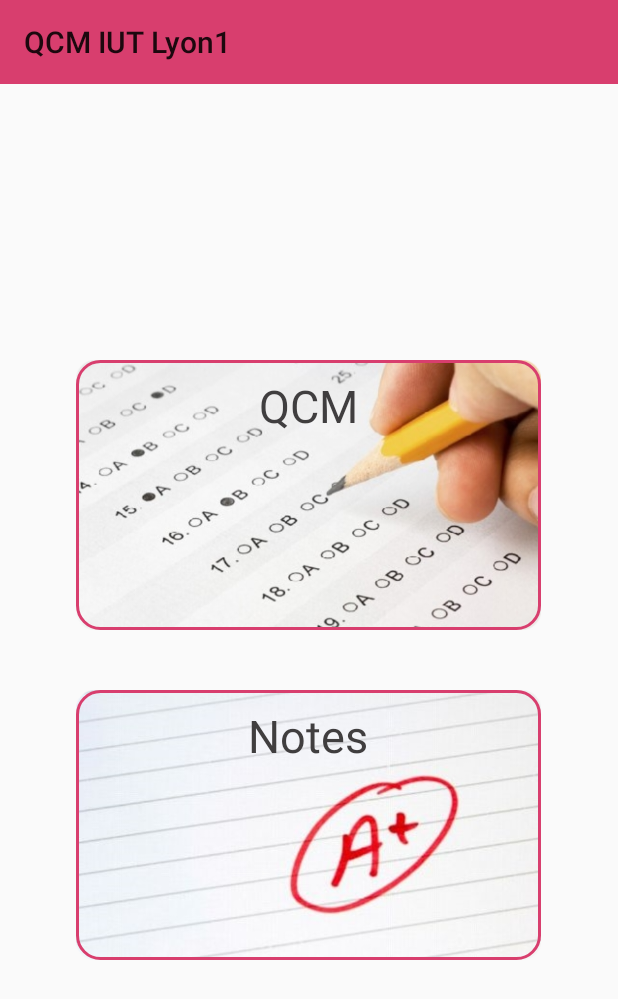
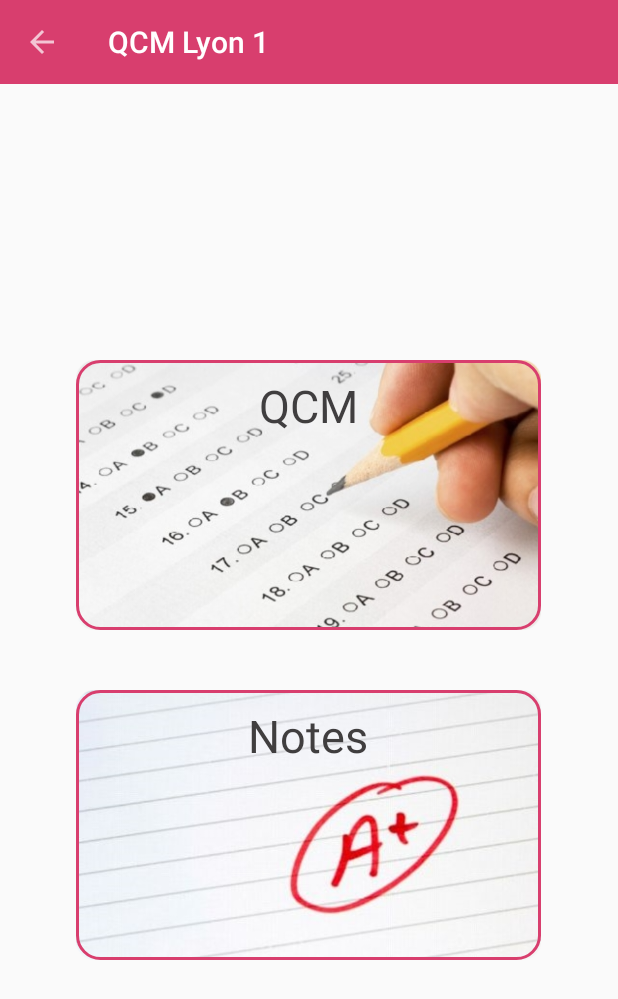
Before and after one commit to Balthov60/QCM-Methodologie-Production, an Android app: the screen it shows after launch (TeacherPanelActivity), on a phone screen of 412 x 824 dp. Shown: the top 999 px of the screen. Run offline under Robolectric (Android 15) with nearby library versions, the phone set to English and light mode, and no system bars.

Commit message:
Add Basic Action Bar & Prevent Landcape mode

```diff
--- a/QCMIUTLyon1/app/src/main/java/fr/iutmindfuck/qcmiutlyon1/activity/TeacherPanelActivity.java
+++ b/QCMIUTLyon1/app/src/main/java/fr/iutmindfuck/qcmiutlyon1/activity/TeacherPanelActivity.java
@@ -3,6 +3,8 @@ package fr.iutmindfuck.qcmiutlyon1.activity;
 import android.content.Context;
 import android.content.Intent;
 import android.os.Bundle;
+import android.support.annotation.NonNull;
+import android.support.annotation.Nullable;
 import android.support.v7.app.AppCompatActivity;
 import android.support.v7.widget.Toolbar;
 import android.view.Gravity;
@@ -25,7 +27,8 @@ public class TeacherPanelActivity extends AppCompatActivity {
         this.requestWindowFeature(Window.FEATURE_NO_TITLE);
         setContentView(R.layout.activity_teacher_panel);
 
-        setSupportActionBar((Toolbar) findViewById(R.id.teacher_panel_toolbar));
+        Toolbar toolbar = findViewById(R.id.teacher_panel_toolbar);
+        setSupportActionBar(toolbar);
     }
 
     @Override
@@ -34,6 +37,22 @@ public class TeacherPanelActivity extends AppCompatActivity {
         return true;
     }
 
+    @Override
+    public void setSupportActionBar(Toolbar toolbar) {
+        super.setSupportActionBar(toolbar);
+
+        if (getSupportActionBar() != null) {
+            getSupportActionBar().setDisplayHomeAsUpEnabled(true);
+            getSupportActionBar().setDisplayShowHomeEnabled(true);
+        }
+
+        toolbar.setNavigationOnClickListener(new View.OnClickListener() {
+            @Override
+            public void onClick(View v) {
+                startActivity(new Intent(getApplicationContext(), AuthActivity.class));
+            }
+        });
+    }
 
     public void onClickMCQ(View view){
         startActivity(new Intent(TeacherPanelActivity.this, MCQListActivity.class));
--- a/QCMIUTLyon1/app/src/main/res/layout/activity_default_list.xml
+++ b/QCMIUTLyon1/app/src/main/res/layout/activity_default_list.xml
@@ -14,7 +14,7 @@
         android:layout_width="match_parent"
         android:layout_height="?attr/actionBarSize"
         android:background="?attr/colorPrimary"
-        android:theme="@style/ThemeOverlay.AppCompat.ActionBar"
+        android:theme="@style/ThemeOverlay.AppCompat.Dark"
         app:popupTheme="@style/ThemeOverlay.AppCompat.Light" />
 
     <RelativeLayout
--- a/QCMIUTLyon1/app/src/main/res/layout/activity_mcq_edition.xml
+++ b/QCMIUTLyon1/app/src/main/res/layout/activity_mcq_edition.xml
@@ -14,7 +14,7 @@
         android:layout_width="match_parent"
         android:layout_height="?attr/actionBarSize"
         android:background="?attr/colorPrimary"
-        android:theme="@style/ThemeOverlay.AppCompat.ActionBar"
+        android:theme="@style/ThemeOverlay.AppCompat.Dark"
         app:popupTheme="@style/ThemeOverlay.AppCompat.Light"/>
 
     <ScrollView
--- a/QCMIUTLyon1/app/src/main/res/layout/activity_question_edition.xml
+++ b/QCMIUTLyon1/app/src/main/res/layout/activity_question_edition.xml
@@ -12,7 +12,7 @@
         android:layout_width="match_parent"
         android:layout_height="?attr/actionBarSize"
         android:background="?attr/colorPrimary"
-        android:theme="@style/ThemeOverlay.AppCompat.ActionBar"
+        android:theme="@style/ThemeOverlay.AppCompat.Dark"
         app:popupTheme="@style/ThemeOverlay.AppCompat.Light"/>
 
     <ScrollView
--- a/QCMIUTLyon1/app/src/main/res/layout/activity_teacher_panel.xml
+++ b/QCMIUTLyon1/app/src/main/res/layout/activity_teacher_panel.xml
@@ -1,8 +1,10 @@
 <?xml version="1.0" encoding="utf-8"?>
-<LinearLayout xmlns:android="http://schemas.android.com/apk/res/android"
+<LinearLayout
+    xmlns:android="http://schemas.android.com/apk/res/android"
+    xmlns:app="http://schemas.android.com/apk/res-auto"
+
     android:layout_width="match_parent"
     android:layout_height="match_parent"
-    xmlns:app="http://schemas.android.com/apk/res-auto"
     android:orientation="vertical">
 
     <android.support.v7.widget.Toolbar
@@ -10,7 +12,7 @@
         android:layout_width="match_parent"
         android:layout_height="?attr/actionBarSize"
         android:background="?attr/colorPrimary"
-        android:theme="@style/ThemeOverlay.AppCompat.ActionBar"
+        android:theme="@style/ThemeOverlay.AppCompat.Dark"
         app:popupTheme="@style/ThemeOverlay.AppCompat.Light"/>
 
     <LinearLayout
--- a/QCMIUTLyon1/app/src/main/res/values/strings.xml
+++ b/QCMIUTLyon1/app/src/main/res/values/strings.xml
@@ -1,5 +1,5 @@
 <resources>
-    <string name="app_name">QCM IUT Lyon1</string>
+    <string name="app_name">QCM Lyon 1</string>
 
     <!-- Global view string -->
     <string name="separator">graphic separator</string>
```
Also changed, not shown: QCMIUTLyon1/app/src/main/AndroidManifest.xml (+23 -10 lines), QCMIUTLyon1/app/src/main/java/fr/iutmindfuck/qcmiutlyon1/activity/MCQEditionActivity.java (+17 -0 lines), QCMIUTLyon1/app/src/main/java/fr/iutmindfuck/qcmiutlyon1/activity/MCQListActivity.java (+21 -0 lines), QCMIUTLyon1/app/src/main/java/fr/iutmindfuck/qcmiutlyon1/activity/QuestionEditionActivity.java (+20 -1 lines), QCMIUTLyon1/app/src/main/java/fr/iutmindfuck/qcmiutlyon1/activity/QuestionListActivity.java (+19 -0 lines).
